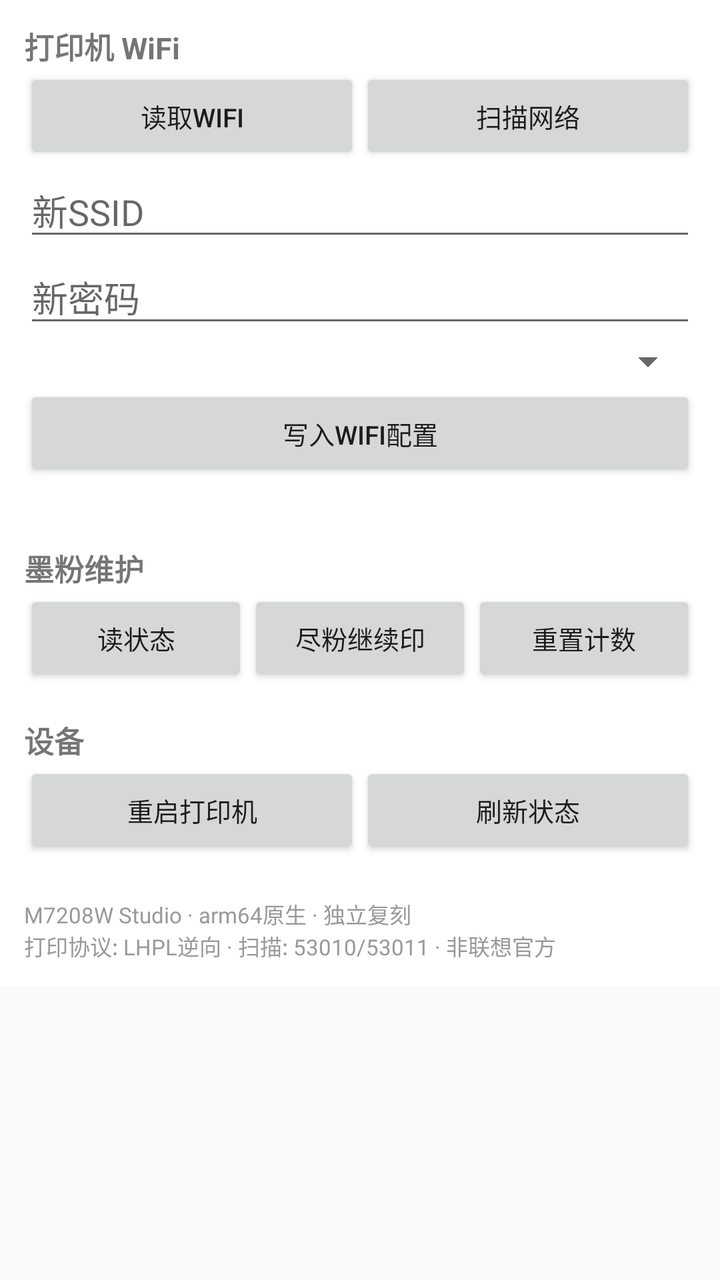
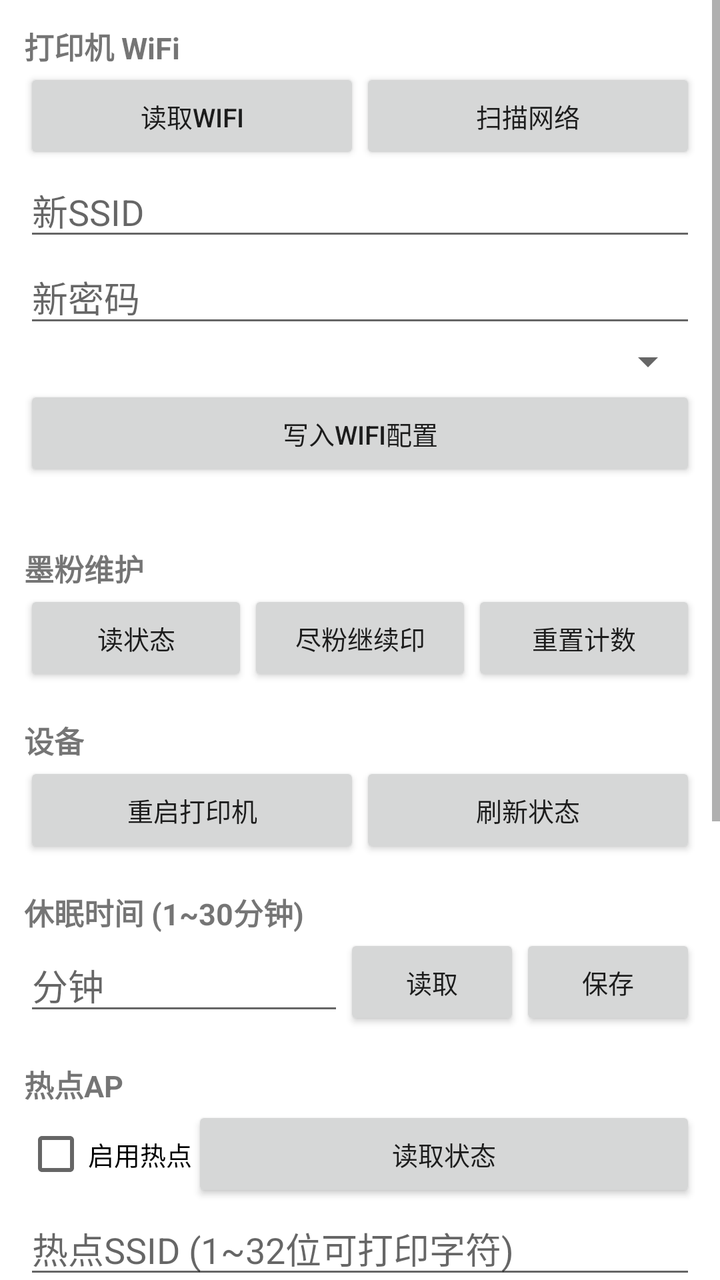

Two renders of the same Android screen: before a commit and after it. Below are the layout's source before the change and the commit's diff.
<!-- AndroidManifest.xml: application theme android:Theme.Material.Light.NoActionBar -->
<!-- res/layout/page_settings.xml -->
<?xml version="1.0" encoding="utf-8"?>
<ScrollView xmlns:android="http://schemas.android.com/apk/res/android"
    android:layout_width="match_parent" android:layout_height="match_parent">
<LinearLayout android:layout_width="match_parent" android:layout_height="wrap_content"
    android:orientation="vertical" android:padding="12dp" android:background="#FFFFFF">
    <TextView android:layout_width="wrap_content" android:layout_height="wrap_content"
        android:text="打印机 WiFi" android:textSize="15sp" android:textStyle="bold"/>
    <LinearLayout android:layout_width="match_parent" android:layout_height="wrap_content"
        android:orientation="horizontal">
        <Button android:id="@+id/wifiReadBtn" android:layout_width="0dp" android:layout_weight="1"
            android:layout_height="wrap_content" android:text="读取WiFi" android:textSize="13sp"/>
        <Button android:id="@+id/wifiScanBtn" android:layout_width="0dp" android:layout_weight="1"
            android:layout_height="wrap_content" android:text="扫描网络" android:textSize="13sp"/>
    </LinearLayout>
    <EditText android:id="@+id/newSSID" android:layout_width="match_parent" android:layout_height="wrap_content"
        android:hint="新SSID"/>
    <EditText android:id="@+id/newPass" android:layout_width="match_parent" android:layout_height="wrap_content"
        android:hint="新密码"/>
    <Spinner android:id="@+id/wifiEncSpinner" android:layout_width="match_parent"
        android:layout_height="wrap_content"/>
    <Button android:id="@+id/wifiWriteBtn" android:layout_width="match_parent"
        android:layout_height="wrap_content" android:text="写入WiFi配置" android:textSize="13sp"/>
    <TextView android:id="@+id/wifiInfoText" android:layout_width="wrap_content"
        android:layout_height="wrap_content" android:text="" android:textSize="12sp"/>

    <TextView android:layout_width="wrap_content" android:layout_height="wrap_content"
        android:text="墨粉维护" android:textSize="15sp" android:textStyle="bold" android:layout_marginTop="16dp"/>
    <LinearLayout android:layout_width="match_parent" android:layout_height="wrap_content"
        android:orientation="horizontal">
        <Button android:id="@+id/tonerReadBtn" android:layout_width="0dp" android:layout_weight="1"
            android:layout_height="wrap_content" android:text="读状态" android:textSize="13sp"/>
        <Button android:id="@+id/tonerContBtn" android:layout_width="0dp" android:layout_weight="1"
            android:layout_height="wrap_content" android:text="尽粉继续印" android:textSize="13sp"/>
        <Button android:id="@+id/tonerResetBtn" android:layout_width="0dp" android:layout_weight="1"
            android:layout_height="wrap_content" android:text="重置计数" android:textSize="13sp"/>
    </LinearLayout>

    <TextView android:layout_width="wrap_content" android:layout_height="wrap_content"
        android:text="设备" android:textSize="15sp" android:textStyle="bold" android:layout_marginTop="16dp"/>
    <LinearLayout android:layout_width="match_parent" android:layout_height="wrap_content"
        android:orientation="horizontal">
        <Button android:id="@+id/rebootBtn" android:layout_width="0dp" android:layout_weight="1"
            android:layout_height="wrap_content" android:text="重启打印机" android:textSize="13sp"/>
        <Button android:id="@+id/refreshBtn" android:layout_width="0dp" android:layout_weight="1"
            android:layout_height="wrap_content" android:text="刷新状态" android:textSize="13sp"/>
    </LinearLayout>
    <TextView android:layout_width="wrap_content" android:layout_height="wrap_content"
        android:id="@+id/aboutText"
        android:text="M7208W Studio · arm64原生 · 独立复刻\n打印协议: LHPL逆向 · 扫描: 53010/53011 · 非联想官方"
        android:textSize="11sp" android:textColor="#999999" android:layout_marginTop="20dp"/>
</LinearLayout>
</ScrollView>
<!-- resources referenced by this layout -->
<resources>

</resources>

<!-- the commit's change to res/layout/page_settings.xml (unified diff, before → after) -->
@@ -44,6 +44,61 @@
         <Button android:id="@+id/refreshBtn" android:layout_width="0dp" android:layout_weight="1"
             android:layout_height="wrap_content" android:text="刷新状态" android:textSize="13sp"/>
     </LinearLayout>
+
+    
+    <TextView android:layout_width="wrap_content" android:layout_height="wrap_content"
+        android:text="休眠时间 (1~30分钟)" android:textSize="15sp" android:textStyle="bold" android:layout_marginTop="16dp"/>
+    <LinearLayout android:layout_width="match_parent" android:layout_height="wrap_content"
+        android:orientation="horizontal" android:gravity="center_vertical">
+        <EditText android:id="@+id/sleepEdit" android:layout_width="0dp" android:layout_weight="1"
+            android:layout_height="wrap_content" android:inputType="number" android:hint="分钟"/>
+        <Button android:id="@+id/sleepReadBtn" android:layout_width="wrap_content"
+            android:layout_height="wrap_content" android:text="读取" android:textSize="13sp"/>
+        <Button android:id="@+id/sleepSetBtn" android:layout_width="wrap_content"
+            android:layout_height="wrap_content" android:text="保存" android:textSize="13sp"/>
+    </LinearLayout>
+
+    
+    <TextView android:layout_width="wrap_content" android:layout_height="wrap_content"
+        android:text="热点AP" android:textSize="15sp" android:textStyle="bold" android:layout_marginTop="16dp"/>
+    <LinearLayout android:layout_width="match_parent" android:layout_height="wrap_content"
+        android:orientation="horizontal" android:gravity="center_vertical">
+        <CheckBox android:id="@+id/hotChk" android:layout_width="wrap_content"
+            android:layout_height="wrap_content" android:text="启用热点" android:textSize="13sp"/>
+        <Button android:id="@+id/hotReadBtn" android:layout_width="0dp" android:layout_weight="1"
+            android:layout_height="wrap_content" android:text="读取状态" android:textSize="13sp"/>
+    </LinearLayout>
+    <EditText android:id="@+id/hotSSID" android:layout_width="match_parent" android:layout_height="wrap_content"
+        android:hint="热点SSID (1~32位可打印字符)" android:inputType="text"/>
+    <EditText android:id="@+id/hotPass" android:layout_width="match_parent" android:layout_height="wrap_content"
+        android:hint="热点密码 (8~64位)" android:inputType="textPassword"/>
+    <Button android:id="@+id/hotSetBtn" android:layout_width="match_parent"
+        android:layout_height="wrap_content" android:text="应用热点设置" android:textSize="13sp"/>
+
+    
+    <TextView android:layout_width="wrap_content" android:layout_height="wrap_content"
+        android:text="打印位置微调" android:textSize="15sp" android:textStyle="bold" android:layout_marginTop="16dp"/>
+    <TextView android:id="@+id/ucLeadingLabel" android:layout_width="wrap_content"
+        android:layout_height="wrap_content" android:text="上边偏移: 0" android:textSize="13sp"/>
+    <SeekBar android:id="@+id/ucLeadingSeek" android:layout_width="match_parent"
+        android:layout_height="wrap_content"/>
+    <TextView android:id="@+id/ucSideLabel" android:layout_width="wrap_content"
+        android:layout_height="wrap_content" android:text="左边偏移: 0" android:textSize="13sp"/>
+    <SeekBar android:id="@+id/ucSideSeek" android:layout_width="match_parent"
+        android:layout_height="wrap_content"/>
+    <TextView android:id="@+id/ucDensityLabel" android:layout_width="wrap_content"
+        android:layout_height="wrap_content" android:text="默认浓度: 0" android:textSize="13sp"/>
+    <SeekBar android:id="@+id/ucDensitySeek" android:layout_width="match_parent"
+        android:layout_height="wrap_content"/>
+    <LinearLayout android:layout_width="match_parent" android:layout_height="wrap_content"
+        android:orientation="horizontal" android:gravity="center_vertical">
+        <CheckBox android:id="@+id/ucHumidityChk" android:layout_width="0dp" android:layout_weight="1"
+            android:layout_height="wrap_content" android:text="低湿度模式" android:textSize="13sp"/>
+        <Button android:id="@+id/ucReadBtn" android:layout_width="wrap_content"
+            android:layout_height="wrap_content" android:text="读取" android:textSize="13sp"/>
+        <Button android:id="@+id/ucSetBtn" android:layout_width="wrap_content"
+            android:layout_height="wrap_content" android:text="写入" android:textSize="13sp"/>
+    </LinearLayout>
     <TextView android:layout_width="wrap_content" android:layout_height="wrap_content"
         android:id="@+id/aboutText"
         android:text="M7208W Studio · arm64原生 · 独立复刻\n打印协议: LHPL逆向 · 扫描: 53010/53011 · 非联想官方"
